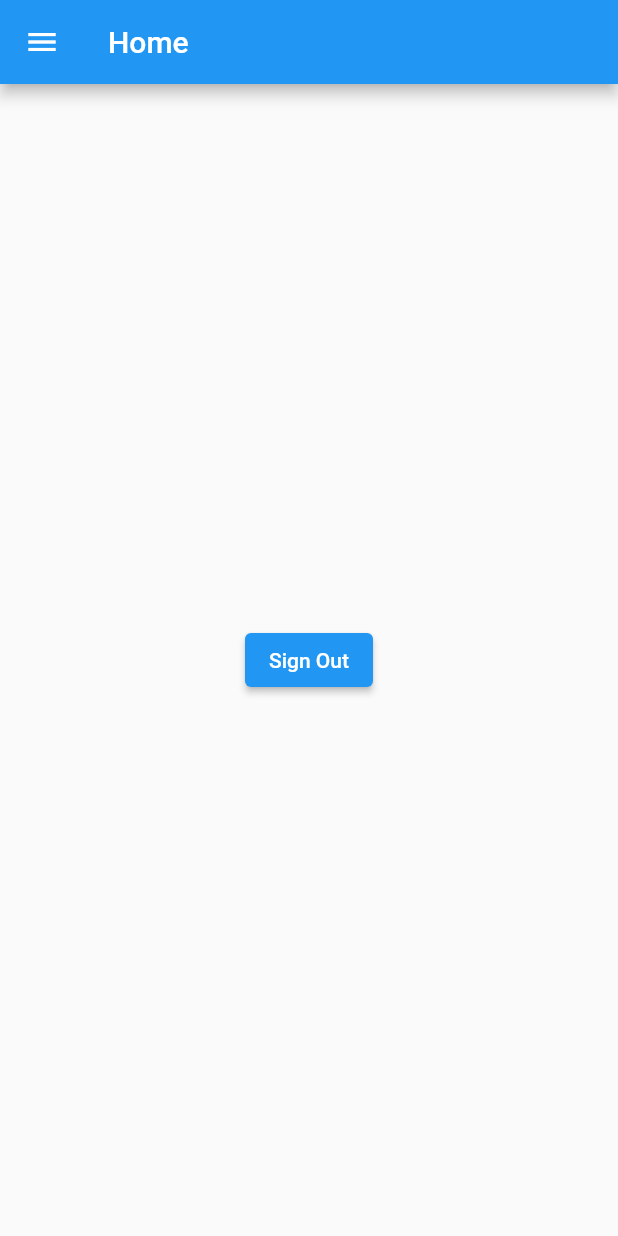
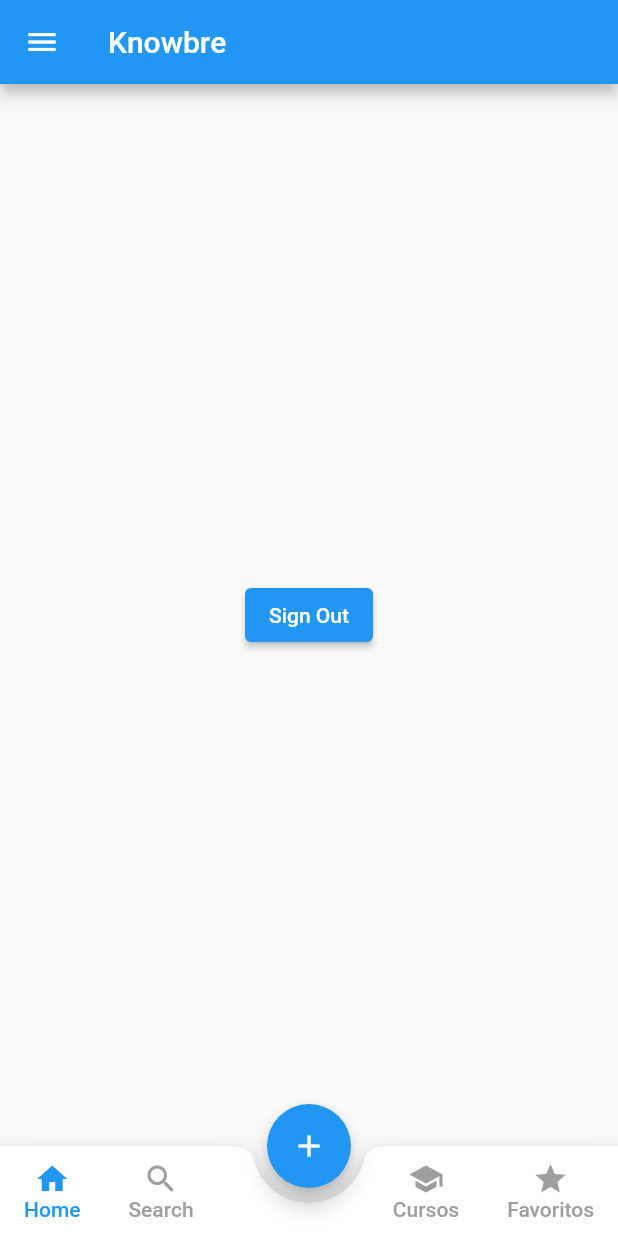
Before and after one commit to MKShoji/Project_KnowBre, a Flutter app: the AuthPage screen opened by its route, on a phone screen of 412 x 824 dp. Run offline on Flutter 3.47's test engine with Material 2 defaults, Android fonts, the phone set to English and light mode, and no system bars; our stand-ins replace firebase_auth, firebase_core, google_sign_in, shared_preferences, sign_in_button; missing offline and left inert: flutterfire_ui; accounts and stored records are empty; network calls fail; statements that could not run were skipped.

Commit message:
Barra de navegação + novas rotas

```diff
--- a/knowbre/lib/pages/home/home_page.dart
+++ b/knowbre/lib/pages/home/home_page.dart
@@ -1,9 +1,7 @@
 import 'package:flutter/material.dart';
 import 'package:firebase_auth/firebase_auth.dart';
-import 'package:knowbre/app_widget.dart';
 import 'package:knowbre/shared/auth/auth_services.dart';
 import 'package:knowbre/shared/models/user.dart';
-import 'package:shared_preferences/shared_preferences.dart';
 
 class HomePage extends StatefulWidget {
   HomePage({Key? key}) : super(key: key);
@@ -33,29 +31,6 @@ class _HomePageState extends State<HomePage> {
   @override
   Widget build(BuildContext context) {
     return Scaffold(
-      drawer: Drawer(
-        child: ListView(children: [
-          UserAccountsDrawerHeader(
-            currentAccountPicture: CircleAvatar(
-              backgroundImage: NetworkImage(user?.photoURL ?? ''),
-            ),
-            accountName: Text(user?.displayName ?? "User name"),
-            accountEmail: Text(user?.email ?? "User email"),
-          ),
-          ListTile(
-            dense: true,
-            title: Text('Profile'),
-            selected: true,
-            trailing: Icon(Icons.person),
-            onTap: () {
-              Navigator.popAndPushNamed(context, '/profile');
-            },
-          ),
-        ]),
-      ),
-      appBar: AppBar(
-        title: _title(),
-      ),
       body: Container(
         height: double.infinity,
         width: double.infinity,
--- /dev/null
+++ b/knowbre/lib/pages/home/home_page_controller.dart
@@ -0,0 +1,186 @@
+import 'package:firebase_auth/firebase_auth.dart';
+import 'package:flutter/material.dart';
+import 'package:knowbre/pages/cursos/cursos_page.dart';
+import 'package:knowbre/pages/favoritos/favoritos_page.dart';
+import 'package:knowbre/shared/auth/auth_services.dart';
+
+import '../search/search_page.dart';
+import 'home_page.dart';
+
+class HomePageController extends StatefulWidget {
+  const HomePageController({Key? key}) : super(key: key);
+
+  @override
+  State<HomePageController> createState() => _HomePageControllerState();
+}
+
+class _HomePageControllerState extends State<HomePageController> {
+  final User? user = AuthServices().currentUser;
+  int currentTab = 0;
+
+  final List<Widget> screens = [
+    HomePage(),
+    const SearchPage(),
+    const FavoritosPage(),
+    const CursosPage(),
+  ];
+
+  final PageStorageBucket bucket = PageStorageBucket();
+  Widget currentScreen = (HomePage());
+
+  @override
+  Widget build(BuildContext context) {
+    return Scaffold(
+      drawer: Drawer(
+        child: ListView(children: [
+          UserAccountsDrawerHeader(
+            currentAccountPicture: CircleAvatar(
+              backgroundImage: NetworkImage(user?.photoURL ?? ''),
+            ),
+            accountName: Text(user?.displayName ?? "User name"),
+            accountEmail: Text(user?.email ?? "User email"),
+          ),
+          ListTile(
+            dense: true,
+            title: Text('Profile'),
+            selected: true,
+            trailing: Icon(Icons.person),
+            onTap: () {
+              Navigator.popAndPushNamed(context, '/profile');
+            },
+          ),
+        ]),
+      ),
+      appBar: AppBar(title: const Text("Knowbre")),
+      body: PageStorage(
+        bucket: bucket,
+        child: currentScreen,
+      ),
+      floatingActionButton: FloatingActionButton(
+        child: Icon(Icons.add),
+        onPressed: () {},
+      ),
+      floatingActionButtonLocation: FloatingActionButtonLocation.centerDocked,
+      bottomNavigationBar: BottomAppBar(
+        shape: const CircularNotchedRectangle(),
+        notchMargin: 10,
+        child: Container(
+          height: 60,
+          child: Row(
+            mainAxisAlignment: MainAxisAlignment.spaceBetween,
+            children: <Widget>[
+              // Icones da esquerda
+              Row(
+                crossAxisAlignment: CrossAxisAlignment.start,
+                children: [
+                  MaterialButton(
+                    minWidth: 40,
+                    onPressed: () {
+                      setState(() {
+                        currentScreen = HomePage();
+                        currentTab = 0;
+                      });
+                    },
+                    child: Column(
+                      mainAxisAlignment: MainAxisAlignment.center,
+                      children: [
+                        Icon(
+                          Icons.home,
+                          color: currentTab == 0 ? Colors.blue : Colors.grey,
+                        ),
+                        Text(
+                          'Home',
+                          style: TextStyle(
+                            color: currentTab == 0 ? Colors.blue : Colors.grey,
+                          ),
+                        ),
+                      ],
+                    ),
+                  ),
+                  MaterialButton(
+                    minWidth: 40,
+                    onPressed: () {
+                      setState(() {
+                        currentScreen = SearchPage();
+                        currentTab = 1;
+                      });
+                    },
+                    child: Column(
+                      mainAxisAlignment: MainAxisAlignment.center,
+                      children: [
+                        Icon(
+                          Icons.search,
+                          color: currentTab == 1 ? Colors.blue : Colors.grey,
+                        ),
+                        Text(
+                          'Search',
+                          style: TextStyle(
+                            color: currentTab == 1 ? Colors.blue : Colors.grey,
+                          ),
+                        ),
+                      ],
+                    ),
+                  )
+                ],
+              ),
+              // Icones da direita
+              Row(
+                crossAxisAlignment: CrossAxisAlignment.start,
+                children: [
+                  MaterialButton(
+                    minWidth: 40,
+                    onPressed: () {
+                      setState(() {
+                        currentScreen = const CursosPage();
+                        currentTab = 3;
+                      });
+                    },
+                    child: Column(
+                      mainAxisAlignment: MainAxisAlignment.center,
+                      children: [
+                        Icon(
+                          Icons.school,
+                          color: currentTab == 3 ? Colors.blue : Colors.grey,
+                        ),
+                        Text(
+                          'Cursos',
+                          style: TextStyle(
+                            color: currentTab == 3 ? Colors.blue : Colors.grey,
+                          ),
+                        ),
+                      ],
+                    ),
+                  ),
+                  MaterialButton(
+                    minWidth: 40,
+                    onPressed: () {
+                      setState(() {
+                        currentScreen = const FavoritosPage();
+                        currentTab = 4;
+                      });
+                    },
+                    child: Column(
+                      mainAxisAlignment: MainAxisAlignment.center,
+                      children: [
+                        Icon(
+                          Icons.star,
+                          color: currentTab == 4 ? Colors.blue : Colors.grey,
+                        ),
+                        Text(
+                          'Favoritos',
+                          style: TextStyle(
+                            color: currentTab == 4 ? Colors.blue : Colors.grey,
+                          ),
+                        ),
+                      ],
+                    ),
+                  )
+                ],
+              )
+            ],
+          ),
+        ),
+      ),
+    );
+  }
+}
--- a/knowbre/lib/pages/login/login_page.dart
+++ b/knowbre/lib/pages/login/login_page.dart
@@ -2,6 +2,7 @@ import 'package:firebase_auth/firebase_auth.dart';
 import 'package:flutter/material.dart';
 import 'package:flutterfire_ui/auth.dart';
 import 'package:knowbre/pages/home/home_page.dart';
+import 'package:knowbre/pages/home/home_page_controller.dart';
 
 class AuthPage extends StatelessWidget {
   const AuthPage({Key? key}) : super(key: key);
@@ -30,7 +31,7 @@ class AuthPage extends StatelessWidget {
             },
           );
         }
-        return HomePage();
+        return const HomePageController();
       },
     );
   }
```
Also changed, not shown: knowbre/lib/pages/cursos/cursos_page.dart (added, +18 -0 lines), knowbre/lib/pages/favoritos/favoritos_page.dart (added, +18 -0 lines), knowbre/lib/pages/search/search_page.dart (added, +18 -0 lines).
